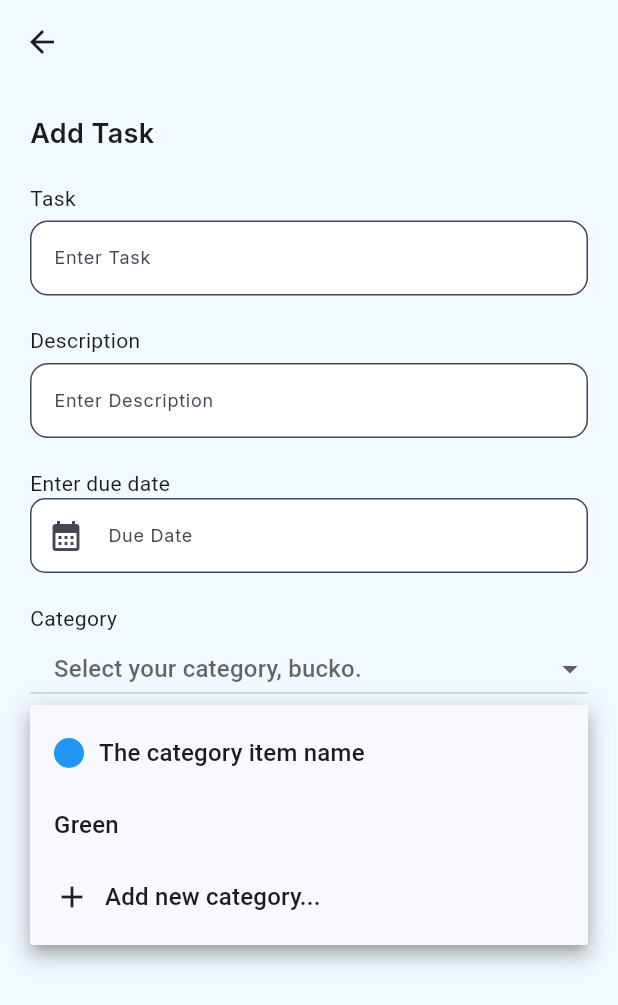
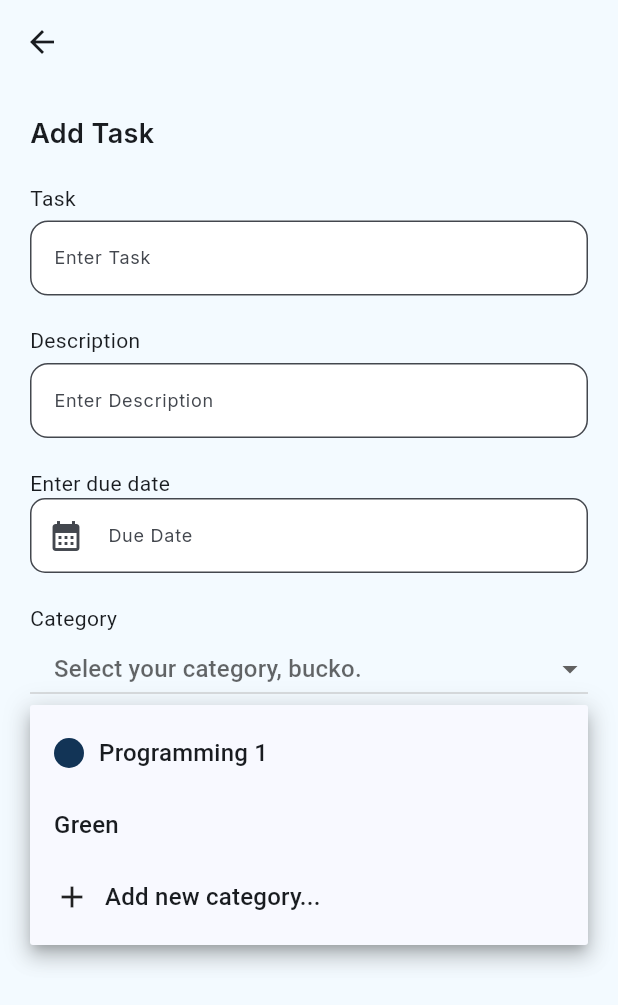
Before and after one commit to hongyi929/HackIT_2025, a Flutter app: the AddTasksPage screen opened directly, after a tap on "Select your category, bucko.", on a phone screen of 412 x 824 dp. Shown: the top 1005 px of the screen. Run offline on Flutter 3.47's test engine with Material 3 defaults, Android fonts, the phone set to English and light mode, and no system bars; drawn by our look-alikes of dropdown_button2; our stand-ins replace google_fonts, hive, hive_flutter, lottie; accounts and stored records are empty.

Commit message:
Added category creator with unfinished buttons

```diff
--- a/hackit_2025/lib/views/pages/Tasks/tasks_page.dart
+++ b/hackit_2025/lib/views/pages/Tasks/tasks_page.dart
@@ -45,7 +45,6 @@ class _TasksPageState extends State<TasksPage> {
                       var key = myBox.keyAt(index);
                       final taskItem = myBox.get(key);
                       if (taskAmount > 0) {
-                        print(taskItem);
                         return Column(
                           children: [
                             TaskWidget(title: taskItem[0], description: taskItem[1], date: taskItem[2]),
--- a/hackit_2025/lib/views/widgets/category_dropdown_item.dart
+++ b/hackit_2025/lib/views/widgets/category_dropdown_item.dart
@@ -1,27 +1,22 @@
 import 'package:flutter/material.dart';
 
 class CategoryDropdownItem extends StatelessWidget {
-  const CategoryDropdownItem({super.key});
+  const CategoryDropdownItem({super.key, required this.categoryName, required this.categoryColor});
+
+  final String categoryName;
+  final Color categoryColor;
 
   @override
   Widget build(BuildContext context) {
-    return DropdownMenuItem(
-      value: "gr",
-      child: SizedBox(
-        width: double.infinity,
-        child: Row(
-          children: [
-            Container(
-              decoration: BoxDecoration(
-                shape: BoxShape.circle,
-                color: Colors.blue,
-              ),
-            ),
-            SizedBox(width: 10),
-            Expanded(child: Text("The category item name")),
-          ],
+    return Row(
+      children: [
+        Container(
+          width: 20,
+          decoration: BoxDecoration(shape: BoxShape.circle, color: categoryColor),
         ),
-      ),
+        SizedBox(width: 10),
+        Expanded(child: Text(categoryName)),
+      ],
     );
   }
 }
--- a/hackit_2025/lib/views/widgets/task_dropdown_widget.dart
+++ b/hackit_2025/lib/views/widgets/task_dropdown_widget.dart
@@ -1,5 +1,7 @@
 import 'package:dropdown_button2/dropdown_button2.dart';
 import 'package:flutter/material.dart';
+import 'package:hackit_2025/views/pages/add_category_page.dart';
+import 'package:hackit_2025/views/widgets/category_dropdown_item.dart';
 
 class TaskDropdownWidget extends StatefulWidget {
   const TaskDropdownWidget({super.key});
@@ -30,31 +32,20 @@ class _TaskDropdownWidgetState extends State<TaskDropdownWidget> {
                   value: "bl",
                   child: SizedBox(
                     width: double.infinity,
-                    child: Row(
-                      children: [
-                        Container(
-                          width: 20,
-                          decoration: BoxDecoration(
-                            shape: BoxShape.circle,
-                            color: Colors.blue,
-                          ),
-                        ),
-                        SizedBox(width: 10),
-                        Expanded(child: Text("The category item name")),
-                      ],
-                    ),
+                    child: CategoryDropdownItem(
+                      categoryName: "Programming 1",
+                      categoryColor: Color(0xFF123456),
+                    )
                   ),
                 ),
-
                 DropdownMenuItem(
                   value: "gr",
                   child: SizedBox(width: double.infinity, child: Text("Green")),
                 ),
                 DropdownMenuItem(
-                  value: "gr",
+                  value: "popo",
                   child: GestureDetector(
                     child: SizedBox(
-                      width: double.infinity,
                       child: Row(
                         children: [
                           Icon(Icons.add),
@@ -64,7 +55,9 @@ class _TaskDropdownWidgetState extends State<TaskDropdownWidget> {
                       ),
                     ),
                     onTap: () {
-
+                      Navigator.push(context, MaterialPageRoute(builder: (context) {
+                        return AddCategoryPage();
+                      },));
                     },
                   ),
                 ),
```
Also changed, not shown: hackit_2025/lib/views/pages/add_category_page.dart (+60 -1 lines), hackit_2025/lib/views/widgets/color_button_widget.dart (added, +31 -0 lines), hackit_2025/lib/views/widgets/color_palette_widget.dart (added, +15 -0 lines).
